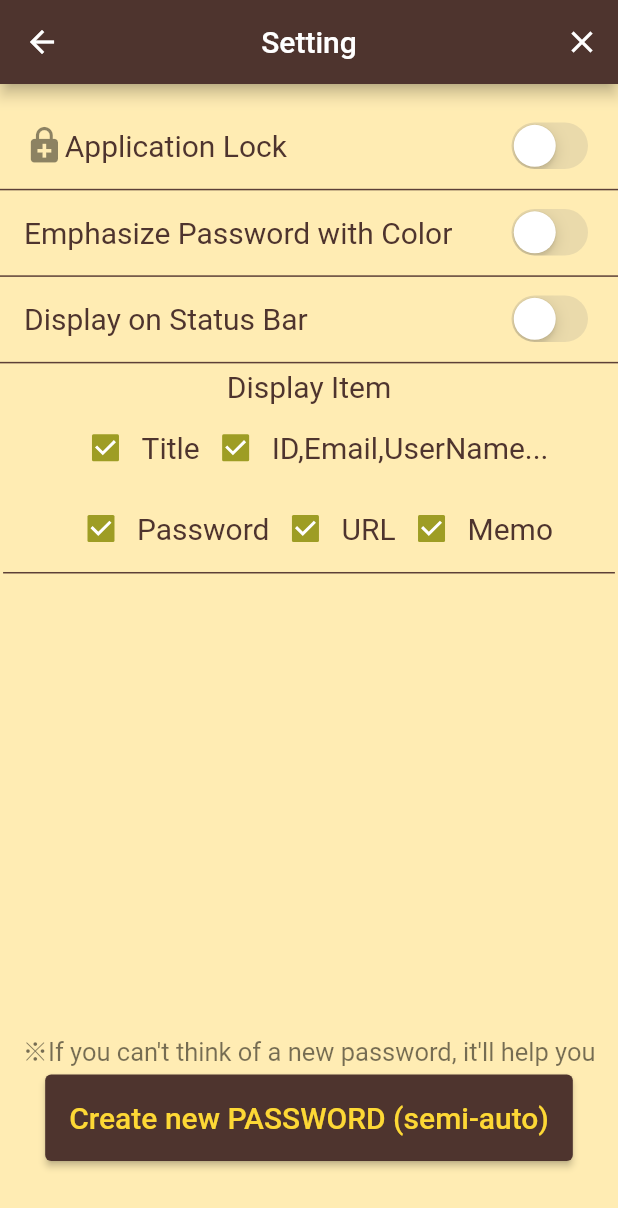
After one commit to k12hirano/password_storage, a Flutter app: the screen it shows after launch, after a tap on the "settings" icon, on a phone screen of 412 x 824 dp. The commit adds this screen. Shown: the top 1208 px of the screen. Run offline on Flutter 3.47's test engine with Material 2 defaults, Android fonts, the phone set to English and light mode, and no system bars.

Commit message:
2nd commit

```diff
--- a/lib/root.dart
+++ b/lib/root.dart
@@ -1,4 +1,7 @@
 import 'package:flutter/material.dart';
+import 'package:password_storage/item.dart';
+import 'package:password_storage/setting.dart';
+import 'package:provider/provider.dart';
 
 class Root extends StatefulWidget {
 
@@ -42,18 +45,9 @@ class _RootState extends State<Root> {
 
   @override
   Widget build(BuildContext context) {
-    final height = MediaQuery
-        .of(context)
-        .size
-        .height;
-    final width = MediaQuery
-        .of(context)
-        .size
-        .width;
-    final adjustsizeh = MediaQuery
-        .of(context)
-        .size
-        .height * 0.0011;
+    final height = MediaQuery.of(context).size.height;
+    final width = MediaQuery.of(context).size.width;
+    final adjustsizeh = MediaQuery.of(context).size.height * 0.0011;
     bool on = true;
 
     Widget ListElement(String title, String mail, String password,
@@ -150,8 +144,13 @@ class _RootState extends State<Root> {
         Elements.add(ListElement(titleList[i], mailList[i], passwordList[i], textList[i]));
       }
     }else{}
+    //final itemList;
 
-    return Scaffold(
+    return
+      //ChangeNotifierProvider(
+        //create: (_)=>itemList,
+        //child:
+        Scaffold(
       backgroundColor: Colors.cyan[100],
       appBar: AppBar(
         elevation: 8,
@@ -166,26 +165,55 @@ class _RootState extends State<Root> {
           Padding(
             padding: const EdgeInsets.all(4.0),
             child: IconButton(
-              icon: Icon(Icons.search),
+              icon: Icon(Icons.shuffle),
               onPressed: () => {
+              Navigator.push(
+              context,
+              MaterialPageRoute(builder: (context) =>Item()),
+              )
+              },
+            ),
+          ),
+          Padding(
+            padding: const EdgeInsets.all(4.0),
+            child: IconButton(
+              icon: Icon(Icons.settings),
+              onPressed: () => {
+                Navigator.push(
+                  context,
+                  MaterialPageRoute(builder: (context) =>Setting()),
+                )
                 },
             ),
           ),
         ],
       ),
+      floatingActionButton: FloatingActionButton(child:Icon(Icons.add) ,onPressed: (){},),
       body: Center(
             child:Container(
               decoration: BoxDecoration(
-                image: DecorationImage(
-                  image: AssetImage("lib/wooden1.jpg"),
-                  fit: BoxFit.cover,
-                ),
+                color: Colors.amber[200]
               ),
-             child: (Elements.length!=0) ?ListView(
+             child:Column(children:<Widget>[
+               Container(
+                   height: height*0.8,
+                   child:TextField(
+                 style: TextStyle(color: Colors.yellow[100]),
+                 decoration: InputDecoration(
+                   prefixIcon: Icon(Icons.search, color: Colors.white),
+                   hintText: 'タイトルを検索',
+                   hintStyle: const TextStyle(color: Colors.white),
+                 ),
+                // onChanged: (value) => itemList.search(value),
+                  )),
+               (Elements.length!=0) ?Container(
+                   height: height*0.7,
+                   child:ListView(
               children: Elements,
-            ) :Container(),
-           ),
+            )) :Container(),
+           ])),
           ),
+    //)
     );
   }
 }
--- /dev/null
+++ b/lib/setting.dart
@@ -0,0 +1,209 @@
+import 'package:flutter/cupertino.dart';
+import 'package:flutter/material.dart';
+
+
+class Setting extends StatefulWidget {
+
+  @override
+  _SettingState createState() => _SettingState();
+}
+
+class _SettingState extends State<Setting> {
+  var displayItem_tt = true;
+  var displayItem_em = true;
+  var displayItem_pw = true;
+  var displayItem_ur = true;
+  var displayItem_mm = true;
+  var PWcolor =false;
+  var statusbar = false;
+  double fontsize = 20;
+  Color fontcolor = Colors.brown[800];
+
+  @override
+  Widget build(BuildContext context) {
+    final height = MediaQuery.of(context).size.height;
+    final width = MediaQuery.of(context).size.width;
+    final adjustsizeh = MediaQuery.of(context).size.height * 0.0011;
+    return Scaffold(
+      backgroundColor: Colors.amber[100],
+      appBar: AppBar(title: Text('Setting'),
+        centerTitle: true,
+        backgroundColor: Colors.brown[800],
+        actions: [
+          IconButton(icon: Icon(Icons.close), onPressed: (){
+            Navigator.of(context).pop();
+          })
+        ],
+      ),
+      body: Center(
+        child: Container(
+          decoration: BoxDecoration(
+             //この行を追加
+          ),
+          height: height*0.9,
+          child:Column(
+          //shrinkWrap: true,
+          children: <Widget>[
+          Container(height: height*0.07,
+          decoration: (BoxDecoration(
+            border:  Border(
+              bottom:  BorderSide(
+                color: Colors.brown[700],
+                width: 1,
+              ),
+            ),
+          )),
+          child: ListTile(
+              title: Row(children: <Widget>[Icon(Icons.enhanced_encryption,size: 30*adjustsizeh,),Text('Application Lock',style: TextStyle(fontSize: fontsize, color: fontcolor))],),
+              trailing: CupertinoSwitch(
+                activeColor: Colors.lime.shade800,
+                value: statusbar,
+                onChanged: (bool value) {
+                  setState(() {
+                    statusbar = value;
+                  });
+                },
+              ),
+            ),
+          ),
+            Container(
+              height: height*0.07,
+              decoration: (BoxDecoration(
+                border:  Border(
+                  bottom:  BorderSide(
+                    color: Colors.brown[700],
+                    width: 1,
+                  ),
+                ),
+              )),
+              child:ListTile(
+                title: Text('Emphasize Password with Color',style: TextStyle(fontSize: fontsize, color: fontcolor)),
+                trailing: CupertinoSwitch(
+                  activeColor: Colors.lime.shade800,
+                  value: PWcolor,
+                  onChanged: (bool value) {
+                    setState(() {
+                      PWcolor = value;
+                    });
+                  },
+                ),
+              ),),
+            Container(
+              height:height*0.07,
+              decoration: (BoxDecoration(
+                border:  Border(
+                  bottom:  BorderSide(
+                    color: Colors.brown[700],
+                    width: 1,
+                  ),
+                ),
+              )),
+              child:ListTile(
+                title: Text('Display on Status Bar',style: TextStyle(fontSize: fontsize, color: fontcolor)),
+                trailing: CupertinoSwitch(
+                  activeColor: Colors.lime.shade800,
+                  value: statusbar,
+                  onChanged: (bool value) {
+                    setState(() {
+                      statusbar = value;
+                    });
+                  },
+                ),
+              ),),
+          Container(height: height*0.17,
+            decoration: (BoxDecoration(
+              border:  Border(
+                bottom:  BorderSide(
+                  color: Colors.brown[700],
+                  width: 1,
+                ),
+              ),
+            )),
+            child: Column(
+              mainAxisAlignment: MainAxisAlignment.spaceEvenly,
+              children: <Widget>[
+            Text('Display Item',style: TextStyle(fontSize: fontsize, color: fontcolor),),
+            Container(
+                height: height*0.06,
+                width: width*0.99,
+                child:Row(
+                    mainAxisAlignment: MainAxisAlignment.center,
+                    children: <Widget>[
+                  Container(child:Row(
+                      mainAxisAlignment: MainAxisAlignment.center,
+                      children: <Widget>[
+              Checkbox(
+                activeColor: Colors.lime.shade800,
+                value: displayItem_tt, onChanged: (bool value) {
+              setState(() {
+                displayItem_tt = value;
+              });
+            },),
+                    Text('Title',style: TextStyle(fontSize: fontsize, color: fontcolor)),
+                 ]) ),
+              Container(child:Row(
+                  mainAxisAlignment: MainAxisAlignment.center,
+                  children: <Widget>[
+              Checkbox(
+                activeColor: Colors.lime.shade800,
+                value: displayItem_em, onChanged: (bool value) {
+                setState(() {
+                  displayItem_em = value;
+                });
+              },),
+                Text('ID,Email,UserName...',style: TextStyle(fontSize: fontsize, color: fontcolor)),
+              ]))])),
+            Container(
+                height: height*0.06,
+                width: width*0.99,
+                child:Row(
+                  mainAxisAlignment: MainAxisAlignment.center,
+                  children: <Widget>[
+                  Container(child:Row(children: <Widget>[
+              Checkbox(
+                activeColor: Colors.lime.shade800,
+                value: displayItem_pw, onChanged: (bool value) {
+                setState(() {
+                  displayItem_pw = value;
+                });
+              },),
+                    Text('Password',style: TextStyle(fontSize: fontsize, color: fontcolor)),])),
+              Container(child:Row(
+                  mainAxisAlignment: MainAxisAlignment.center,
+                  children: <Widget>[
+              Checkbox(
+                activeColor: Colors.lime.shade800,
+                value: displayItem_ur, onChanged: (bool value) {
+                setState(() {
+                  displayItem_ur = value;
+                });
+              },),
+                Text('URL',style: TextStyle(fontSize: fontsize, color: fontcolor)),])),
+              Container(child:Row(
+                  mainAxisAlignment: MainAxisAlignment.center,
+                  children: <Widget>[
+                  Checkbox(
+                    activeColor: Colors.lime.shade800,
+                    value: displayItem_mm, onChanged: (bool value) {
+                setState(() {
+                  displayItem_mm = value;
+                });
+              },),
+                Text('Memo',style: TextStyle(fontSize: fontsize, color: fontcolor)),
+              ])),
+                ],))
+          ],),),
+            SizedBox(height: height*0.37,),
+            Container(child:Column(children: <Widget>[
+              Text("※If you can't think of a new password, it'll help you" ,style: TextStyle(fontSize: 17,color: Colors.black54),),
+              SizedBox(height: height*0.005,),
+              Container(
+                height:height*0.07,child: ElevatedButton(child: Text('Create new PASSWORD (semi-auto)',style: TextStyle(fontSize: fontsize, color: Colors.yellow[600]),),
+              style: ElevatedButton.styleFrom(primary: Colors.brown[800]),
+              onPressed: (){},)),
+            ]),)
+        ],),)
+      ),
+    );
+  }
+}
--- a/pubspec.yaml
+++ b/pubspec.yaml
@@ -21,6 +21,7 @@ environment:
   sdk: ">=2.7.0 <3.0.0"
 
 dependencies:
+  provider: ^5.0.0
   flutter:
     sdk: flutter
 
@@ -28,6 +29,7 @@ dependencies:
   # The following adds the Cupertino Icons font to your application.
   # Use with the CupertinoIcons class for iOS style icons.
   cupertino_icons: ^1.0.2
+  flappy_search_bar: ^1.7.2
 
 dev_dependencies:
   flutter_test:
```
Also changed, not shown: lib/item.dart (added, +189 -0 lines), pubspec.lock.
